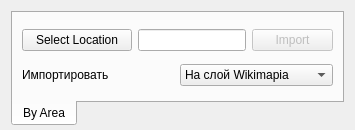
This is ui_wikimapia_widget.ui in cybernetlab/qgis_wikimapia as Qt 5 draws it before an edit. The edited form follows.
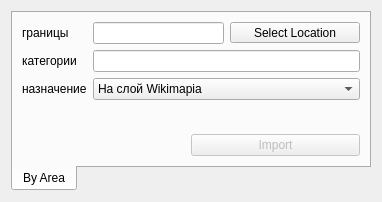
This is the edited form. Icons and pictures are not drawn.

```diff
--- a/ui_wikimapia_widget.ui
+++ b/ui_wikimapia_widget.ui
@@ -2,24 +2,10 @@
 <ui version="4.0">
  <class>WikimapiaWidget</class>
  <widget class="QWidget" name="WikimapiaWidget">
-  <property name="geometry">
-   <rect>
-    <x>0</x>
-    <y>0</y>
-    <width>355</width>
-    <height>130</height>
-   </rect>
-  </property>
-  <property name="sizePolicy">
-   <sizepolicy hsizetype="Expanding" vsizetype="Expanding">
-    <horstretch>0</horstretch>
-    <verstretch>0</verstretch>
-   </sizepolicy>
-  </property>
   <property name="minimumSize">
    <size>
-    <width>350</width>
-    <height>130</height>
+    <width>0</width>
+    <height>200</height>
    </size>
   </property>
   <property name="windowTitle">
@@ -36,8 +22,8 @@
      </property>
      <property name="minimumSize">
       <size>
-       <width>330</width>
-       <height>115</height>
+       <width>360</width>
+       <height>180</height>
       </size>
      </property>
      <property name="tabPosition">
@@ -63,32 +49,111 @@
        <string>By Area</string>
       </attribute>
       <layout class="QVBoxLayout" name="verticalLayout">
+       <item>
+        <layout class="QFormLayout" name="formLayout">
+         <property name="fieldGrowthPolicy">
+          <enum>QFormLayout::AllNonFixedFieldsGrow</enum>
+         </property>
+         <item row="0" column="0">
+          <widget class="QLabel" name="boundsLabel">
+           <property name="text">
+            <string>границы</string>
+           </property>
+          </widget>
+         </item>
+         <item row="1" column="0">
+          <widget class="QLabel" name="categoriesLabel">
+           <property name="text">
+            <string>категории</string>
+           </property>
+          </widget>
+         </item>
+         <item row="1" column="1">
+          <widget class="QLineEdit" name="categoriesEdit"/>
+         </item>
+         <item row="2" column="0">
+          <widget class="QLabel" name="destLabel">
+           <property name="text">
+            <string>назначение</string>
+           </property>
+          </widget>
+         </item>
+         <item row="2" column="1">
+          <widget class="QComboBox" name="destCombo">
+           <property name="sizePolicy">
+            <sizepolicy hsizetype="Expanding" vsizetype="Fixed">
+             <horstretch>0</horstretch>
+             <verstretch>0</verstretch>
+            </sizepolicy>
+           </property>
+           <property name="minimumSize">
+            <size>
+             <width>153</width>
+             <height>0</height>
+            </size>
+           </property>
+           <item>
+            <property name="text">
+             <string>На слой Wikimapia</string>
+            </property>
+           </item>
+           <item>
+            <property name="text">
+             <string>На новый слой</string>
+            </property>
+           </item>
+           <item>
+            <property name="text">
+             <string>В текущий слой</string>
+            </property>
+           </item>
+          </widget>
+         </item>
+         <item row="0" column="1">
+          <layout class="QHBoxLayout" name="horizontalLayout_3">
+           <item>
+            <widget class="QLineEdit" name="boundsEdit"/>
+           </item>
+           <item>
+            <widget class="QToolButton" name="boundsButton">
+             <property name="sizePolicy">
+              <sizepolicy hsizetype="Expanding" vsizetype="Fixed">
+               <horstretch>0</horstretch>
+               <verstretch>0</verstretch>
+              </sizepolicy>
+             </property>
+             <property name="minimumSize">
+              <size>
+               <width>110</width>
+               <height>0</height>
+              </size>
+             </property>
+             <property name="text">
+              <string>Select Location</string>
+             </property>
+             <property name="checkable">
+              <bool>true</bool>
+             </property>
+            </widget>
+           </item>
+          </layout>
+         </item>
+        </layout>
+       </item>
        <item>
         <layout class="QHBoxLayout" name="horizontalLayout_2">
          <item>
-          <widget class="QPushButton" name="locationButton">
-           <property name="sizePolicy">
-            <sizepolicy hsizetype="Expanding" vsizetype="Fixed">
-             <horstretch>0</horstretch>
-             <verstretch>0</verstretch>
-            </sizepolicy>
+          <spacer name="horizontalSpacer">
+           <property name="orientation">
+            <enum>Qt::Horizontal</enum>
            </property>
-           <property name="minimumSize">
+           <property name="sizeHint" stdset="0">
             <size>
-             <width>110</width>
-             <height>0</height>
+             <width>40</width>
+             <height>20</height>
             </size>
            </property>
-           <property name="text">
-            <string>Select Location</string>
-           </property>
-           <property name="checkable">
-            <bool>true</bool>
-           </property>
-          </widget>
-         </item>
-         <item>
-          <widget class="QLineEdit" name="categoryEdit"/>
+          </spacer>
          </item>
          <item>
           <widget class="QPushButton" name="importButton">
@@ -112,54 +177,6 @@
          </item>
         </layout>
        </item>
-       <item>
-        <layout class="QHBoxLayout" name="horizontalLayout_3">
-         <item>
-          <widget class="QLabel" name="layerLabel">
-           <property name="sizePolicy">
-            <sizepolicy hsizetype="Expanding" vsizetype="Preferred">
-             <horstretch>0</horstretch>
-             <verstretch>0</verstretch>
-            </sizepolicy>
-           </property>
-           <property name="text">
-            <string>Импортировать</string>
-           </property>
-          </widget>
-         </item>
-         <item>
-          <widget class="QComboBox" name="layerCombo">
-           <property name="sizePolicy">
-            <sizepolicy hsizetype="Expanding" vsizetype="Fixed">
-             <horstretch>0</horstretch>
-             <verstretch>0</verstretch>
-            </sizepolicy>
-           </property>
-           <property name="minimumSize">
-            <size>
-             <width>153</width>
-             <height>0</height>
-            </size>
-           </property>
-           <item>
-            <property name="text">
-             <string>На слой Wikimapia</string>
-            </property>
-           </item>
-           <item>
-            <property name="text">
-             <string>На новый слой</string>
-            </property>
-           </item>
-           <item>
-            <property name="text">
-             <string>В текущий слой</string>
-            </property>
-           </item>
-          </widget>
-         </item>
-        </layout>
-       </item>
       </layout>
      </widget>
     </widget>
```
